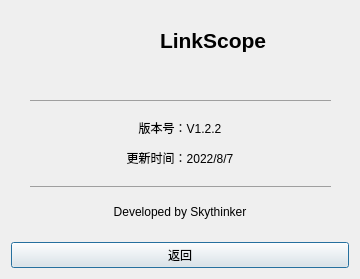
The window that aboutwindow.ui (Skythinker616/LinkScope) describes before a commit, drawn with Qt 5.
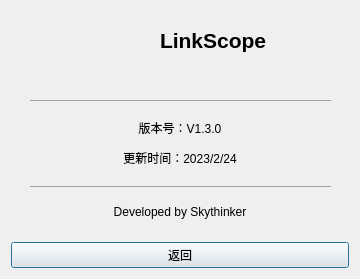
The same window after the commit. Icons and pictures are not drawn.

Commit message: 增加对外部OpenOCD进程的支持；解决选择窗口的文件名重复和变量缺失问题；选择窗口添加加载状态显示和刷新按钮；添加高级配置窗口，允许配置串口、采样频率和GDB/OCD参数；完善tooltip说明；版本号更新至1.3.0

```diff
--- a/aboutwindow.ui
+++ b/aboutwindow.ui
@@ -91,7 +91,7 @@
       </sizepolicy>
      </property>
      <property name="text">
-      <string>&lt;html&gt;&lt;head/&gt;&lt;body&gt;&lt;hr width=&quot;300&quot;/&gt;&lt;p align=&quot;center&quot;&gt;版本号：V1.2.2&lt;/p&gt;&lt;p align=&quot;center&quot;&gt;更新时间：2022/8/7&lt;/p&gt;&lt;hr width=&quot;300&quot;/&gt;&lt;p align=&quot;center&quot;&gt;Developed by Skythinker&lt;/p&gt;&lt;/body&gt;&lt;/html&gt;</string>
+      <string>&lt;html&gt;&lt;head/&gt;&lt;body&gt;&lt;hr width=&quot;300&quot;/&gt;&lt;p align=&quot;center&quot;&gt;版本号：V1.3.0&lt;/p&gt;&lt;p align=&quot;center&quot;&gt;更新时间：2023/2/24&lt;/p&gt;&lt;hr width=&quot;300&quot;/&gt;&lt;p align=&quot;center&quot;&gt;Developed by Skythinker&lt;/p&gt;&lt;/body&gt;&lt;/html&gt;</string>
      </property>
     </widget>
    </item>
```
The commit also changes 22 other files.
